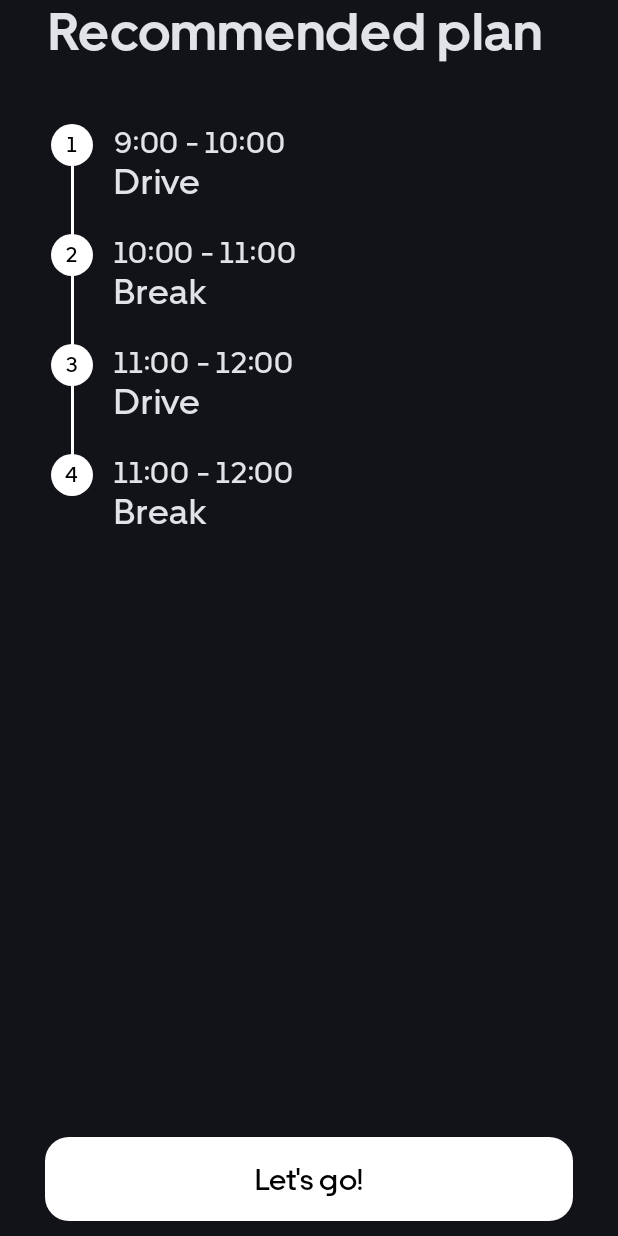
After one commit to AndreiLeIttu/EarnerUtopia, an Android app built with Jetpack Compose: the PlanScreen screen opened through its navigation route, on a phone screen of 412 x 824 dp. The commit adds this screen. Run offline under Robolectric (Android 15) with nearby library versions, the phone set to English and light mode, and no system bars.

Commit message:
Recommended plan page

```diff
--- a/app/src/main/java/com/aospi/earnerutopia/EarnerUtopia.kt
+++ b/app/src/main/java/com/aospi/earnerutopia/EarnerUtopia.kt
@@ -6,6 +6,7 @@ import androidx.navigation.NavHostController
 import androidx.navigation.compose.NavHost
 import androidx.navigation.compose.composable
 import androidx.navigation.compose.rememberNavController
+import com.aospi.earnerutopia.ui.PlanScreen
 import com.aospi.earnerutopia.ui.StartScreen
 
 @Composable
@@ -20,8 +21,12 @@ fun EarnerUtopiaApp(
         modifier = modifier,
     ) {
         composable(route = EarnerUtopia.Start.name) {
-            StartScreen(modifier, name)
+            StartScreen(modifier,
+                onNextButtonClicked = {navController.navigate(EarnerUtopia.Plan.name)},
+                name)
         }
-        composable(route = )
+        composable(route = EarnerUtopia.Plan.name) {
+            PlanScreen(modifier)
+        }
     }
 }
--- /dev/null
+++ b/app/src/main/java/com/aospi/earnerutopia/model/PlanStep.kt
@@ -0,0 +1,8 @@
+package com.aospi.earnerutopia.model
+
+import java.time.LocalTime
+data class PlanStep(
+    val start: LocalTime,
+    val end: LocalTime,
+    val title: String
+)
--- /dev/null
+++ b/app/src/main/java/com/aospi/earnerutopia/ui/PlanScreen.kt
@@ -0,0 +1,65 @@
+package com.aospi.earnerutopia.ui
+
+import androidx.compose.foundation.layout.Box
+import androidx.compose.foundation.layout.fillMaxSize
+import androidx.compose.foundation.layout.fillMaxWidth
+import androidx.compose.foundation.layout.height
+import androidx.compose.foundation.layout.padding
+import androidx.compose.foundation.shape.CircleShape
+import androidx.compose.foundation.shape.RoundedCornerShape
+import androidx.compose.material3.Button
+import androidx.compose.material3.ButtonDefaults
+import androidx.compose.material3.Text
+import androidx.compose.runtime.Composable
+import androidx.compose.ui.Alignment
+import androidx.compose.ui.Modifier
+import androidx.compose.ui.graphics.Color
+import androidx.compose.ui.graphics.RectangleShape
+import androidx.compose.ui.text.font.FontWeight
+import androidx.compose.ui.unit.dp
+import androidx.compose.ui.unit.sp
+import com.aospi.earnerutopia.model.PlanStep
+import com.aospi.earnerutopia.ui.components.RecommendedPlan
+import com.aospi.earnerutopia.ui.theme.Uber
+import java.time.LocalTime
+
+@Composable
+fun PlanScreen(modifier: Modifier = Modifier, onStart: () -> Unit = {}) {
+    val steps = listOf(
+        PlanStep(LocalTime.of(9, 0), LocalTime.of(10, 0), "Drive"),
+        PlanStep(LocalTime.of(10, 0), LocalTime.of(11, 0), "Break"),
+        PlanStep(LocalTime.of(11, 0), LocalTime.of(12, 0), "Drive"),
+        PlanStep(LocalTime.of(11, 0), LocalTime.of(12, 0), "Break")
+    )
+
+    Box(modifier.fillMaxSize()) {
+        RecommendedPlan(
+            title = "Recommended plan",
+            steps = steps,
+            modifier = Modifier.align(Alignment.TopStart)
+                .fillMaxWidth()
+                .padding(horizontal = 16.dp)
+        )
+
+        // Button
+        Button(
+            onClick = onStart,
+            shape = RoundedCornerShape(16.dp),
+            colors = ButtonDefaults.buttonColors(
+                containerColor = Color.White,
+                contentColor = Color.Black
+            ),
+            modifier = Modifier.align(Alignment.BottomCenter)
+                .padding(horizontal = 30.dp)
+                .padding(vertical = 10.dp)
+                .fillMaxWidth()
+                .height(56.dp)
+        ) {
+            Text("Let's go!",
+                fontSize = 20.sp,
+                fontFamily = Uber,
+                fontWeight = FontWeight.Normal
+            )
+        }
+    }
+}
--- a/app/src/main/java/com/aospi/earnerutopia/ui/StartScreen.kt
+++ b/app/src/main/java/com/aospi/earnerutopia/ui/StartScreen.kt
@@ -3,6 +3,7 @@ package com.aospi.earnerutopia.ui
 import androidx.compose.foundation.layout.Column
 import androidx.compose.foundation.layout.fillMaxHeight
 import androidx.compose.foundation.layout.fillMaxWidth
+import androidx.compose.material3.Button
 import androidx.compose.material3.Text
 import androidx.compose.runtime.Composable
 import androidx.compose.ui.Modifier
@@ -13,6 +14,7 @@ import com.aospi.earnerutopia.ui.theme.Uber
 @Composable
 fun StartScreen(
     modifier: Modifier = Modifier,
+    onNextButtonClicked: () -> Unit,
     name: String,
 ) {
     Column(
@@ -33,5 +35,8 @@ fun StartScreen(
             text = "Are you ready for a new day?",
             fontSize = 30.sp,
         )
+        Button(onClick = onNextButtonClicked) {
+            Text("Go to plan")
+        }
     }
 }
--- /dev/null
+++ b/app/src/main/java/com/aospi/earnerutopia/ui/components/RecommendedPlan.kt
@@ -0,0 +1,31 @@
+package com.aospi.earnerutopia.ui.components
+
+import androidx.compose.foundation.layout.*
+import androidx.compose.foundation.lazy.LazyColumn
+import androidx.compose.foundation.lazy.itemsIndexed
+import androidx.compose.material3.Text
+import androidx.compose.runtime.Composable
+import androidx.compose.ui.Modifier
+import androidx.compose.ui.text.font.FontWeight
+import androidx.compose.ui.unit.dp
+import androidx.compose.ui.unit.sp
+import com.aospi.earnerutopia.model.PlanStep
+import com.aospi.earnerutopia.ui.theme.Uber
+
+@Composable
+fun RecommendedPlan(title: String, steps: List<PlanStep>, modifier: Modifier = Modifier) {
+    Column(modifier.padding(horizontal = 16.dp)) {
+        Text(
+            title,
+            fontSize = 35.sp,
+            fontFamily = Uber,
+            fontWeight = FontWeight.Bold,
+            modifier = Modifier.padding(bottom = 40.dp)
+        )
+        LazyColumn(verticalArrangement = Arrangement.spacedBy(20.dp), modifier = Modifier.fillMaxWidth()) {
+            itemsIndexed(steps) { index, step ->
+                TimelineRow(index = index + 1, step = step, isLast = index == steps.lastIndex)
+            }
+        }
+    }
+}
--- /dev/null
+++ b/app/src/main/java/com/aospi/earnerutopia/ui/components/TimelineRow.kt
@@ -0,0 +1,69 @@
+package com.aospi.earnerutopia.ui.components
+
+import androidx.compose.foundation.background
+import androidx.compose.foundation.layout.*
+import androidx.compose.foundation.shape.CircleShape
+import androidx.compose.material3.Text
+import androidx.compose.runtime.Composable
+import androidx.compose.ui.Alignment
+import androidx.compose.ui.Modifier
+import androidx.compose.ui.graphics.Color
+import androidx.compose.ui.text.font.FontWeight
+import androidx.compose.ui.text.style.TextOverflow
+import androidx.compose.ui.unit.dp
+import androidx.compose.ui.unit.sp
+import com.aospi.earnerutopia.model.PlanStep
+import com.aospi.earnerutopia.ui.theme.Uber
+import java.time.format.DateTimeFormatter
+
+private val timeFmtShow = DateTimeFormatter.ofPattern("H:mm")
+
+@Composable
+fun TimelineRow(index: Int, step: PlanStep, isLast: Boolean) {
+    Row(Modifier.height(IntrinsicSize.Min).fillMaxWidth()) {
+        Box(Modifier.width(32.dp).fillMaxHeight()) {
+            Box(
+                contentAlignment = Alignment.Center,
+                modifier = Modifier.size(28.dp)
+                                   .background(Color.White, CircleShape)
+                                   .align(Alignment.TopCenter)
+            ) {
+                Text(
+                    index.toString(),
+                    color = Color.Black,
+                    fontSize = 14.sp,
+                    fontFamily = Uber,
+                    fontWeight = FontWeight.Normal
+                )
+            }
+
+            if (!isLast) {
+                Box(
+                    modifier = Modifier
+                        .align(Alignment.TopCenter)
+                        .offset(y = 28.dp)
+                        .width(2.dp)
+                        .fillMaxHeight()
+                        .background(Color.White)
+                )
+            }
+        }
+        Spacer(Modifier.width(12.dp))
+        Column(Modifier.weight(1f)) {
+            Text(
+                "${step.start.format(timeFmtShow)} - ${step.end.format(timeFmtShow)}",
+                fontSize = 20.sp,
+                fontFamily = Uber,
+                fontWeight = FontWeight.Normal
+            )
+            Text(
+                step.title,
+                fontSize = 24.sp,
+                fontFamily = Uber,
+                fontWeight = FontWeight.Normal,
+                maxLines = 2,
+                overflow = TextOverflow.Ellipsis
+            )
+        }
+    }
+}
```
